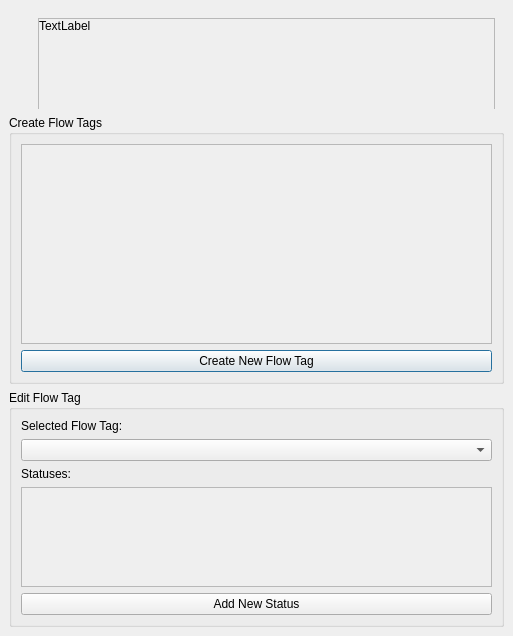
This is ui/edit_tags_dialog.ui in TheCodingJsoftware/Invigo as Qt 5 draws it before an edit. The edited form follows.
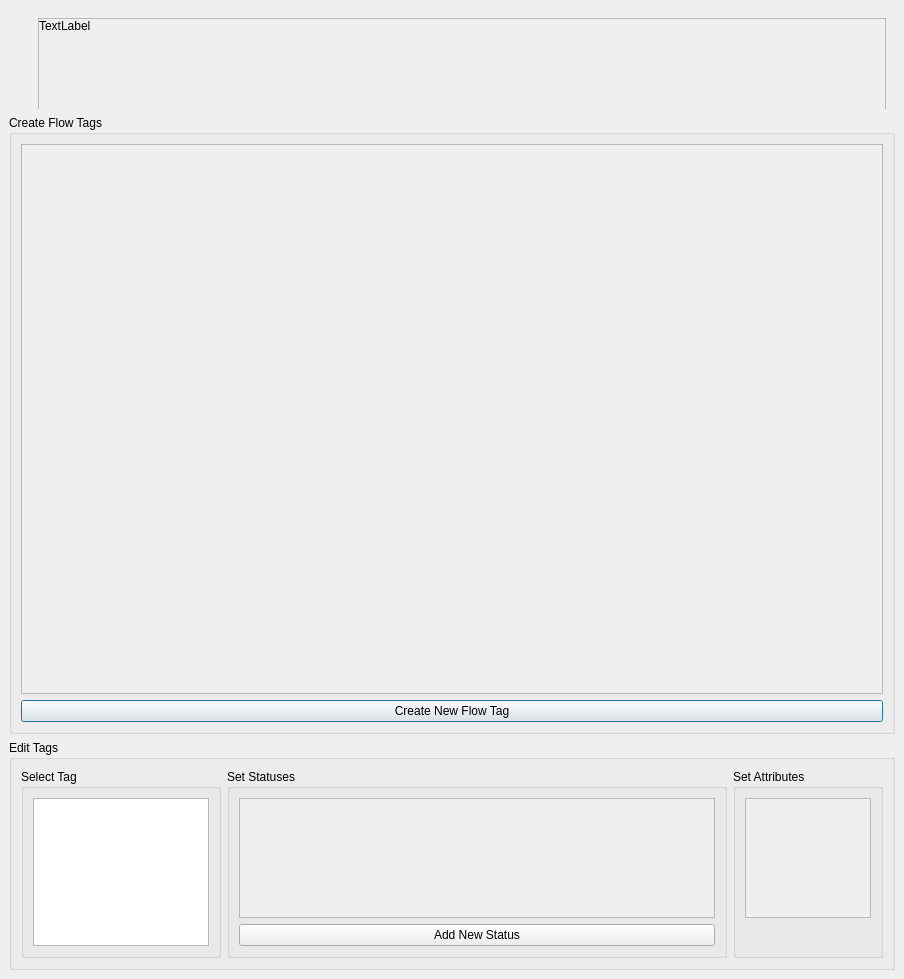
This is the edited form.

What changed in the file:
```diff
--- a/ui/edit_tags_dialog.ui
+++ b/ui/edit_tags_dialog.ui
@@ -6,8 +6,8 @@
    <rect>
     <x>0</x>
     <y>0</y>
-    <width>513</width>
-    <height>620</height>
+    <width>904</width>
+    <height>674</height>
    </rect>
   </property>
   <property name="windowTitle">
@@ -125,7 +125,7 @@
                <rect>
                 <x>0</x>
                 <y>0</y>
-                <width>463</width>
+                <width>838</width>
                 <height>98</height>
                </rect>
               </property>
@@ -178,19 +178,25 @@
          </widget>
         </item>
         <item>
-         <layout class="QVBoxLayout" name="verticalLayout_6" stretch="2,1">
-          <item>
+         <layout class="QVBoxLayout" name="verticalLayout_6" stretch="1,0">
+          <item alignment="Qt::AlignTop">
            <widget class="QGroupBox" name="groupBox">
+            <property name="minimumSize">
+             <size>
+              <width>0</width>
+              <height>0</height>
+             </size>
+            </property>
             <property name="title">
              <string>Create Flow Tags</string>
             </property>
             <layout class="QVBoxLayout" name="verticalLayout_7">
-             <item>
+             <item alignment="Qt::AlignTop">
               <widget class="QScrollArea" name="scrollArea_2">
                <property name="minimumSize">
                 <size>
                  <width>0</width>
-                 <height>200</height>
+                 <height>550</height>
                 </size>
                </property>
                <property name="widgetResizable">
@@ -204,8 +210,8 @@
                  <rect>
                   <x>0</x>
                   <y>0</y>
-                  <width>471</width>
-                  <height>198</height>
+                  <width>862</width>
+                  <height>548</height>
                  </rect>
                 </property>
                 <layout class="QVBoxLayout" name="verticalLayout_5">
@@ -234,33 +240,54 @@
           </item>
           <item>
            <widget class="QGroupBox" name="groupBox_2">
+            <property name="maximumSize">
+             <size>
+              <width>16777215</width>
+              <height>16777215</height>
+             </size>
+            </property>
             <property name="title">
-             <string>Edit Flow Tag</string>
+             <string>Edit Tags</string>
+            </property>
+            <layout class="QHBoxLayout" name="horizontalLayout_3">
+             <item>
+              <layout class="QHBoxLayout" name="horizontalLayout_2" stretch="0,1,0">
+               <item>
+                <widget class="QGroupBox" name="groupBox_3">
+                 <property name="maximumSize">
+                  <size>
+                   <width>200</width>
+                   <height>16777215</height>
+                  </size>
+                 </property>
+                 <property name="title">
+                  <string>Select Tag</string>
+                 </property>
+                 <layout class="QVBoxLayout" name="verticalLayout_12">
+                  <item>
+                   <widget class="QListWidget" name="listWidget_selected_flow_tag"/>
+                  </item>
+                 </layout>
+                </widget>
+               </item>
+               <item>
+                <widget class="QGroupBox" name="groupBox_4">
+                 <property name="maximumSize">
+                  <size>
+                   <width>500</width>
+                   <height>16777215</height>
+                  </size>
+                 </property>
+                 <property name="title">
+                  <string>Set Statuses</string>
             </property>
             <layout class="QVBoxLayout" name="verticalLayout_9">
-             <item>
-              <widget class="QLabel" name="label">
-               <property name="text">
-                <string>Selected Flow Tag:</string>
-               </property>
-              </widget>
-             </item>
-             <item>
-              <widget class="QComboBox" name="comboBox_current_status"/>
-             </item>
-             <item>
-              <widget class="QLabel" name="label_2">
-               <property name="text">
-                <string>Statuses:</string>
-               </property>
-              </widget>
-             </item>
-             <item>
+                  <item alignment="Qt::AlignTop">
               <widget class="QScrollArea" name="scrollArea_3">
                <property name="minimumSize">
                 <size>
                  <width>0</width>
-                 <height>100</height>
+                      <height>120</height>
                 </size>
                </property>
                <property name="widgetResizable">
@@ -274,8 +301,8 @@
                  <rect>
                   <x>0</x>
                   <y>0</y>
-                  <width>471</width>
-                  <height>98</height>
+                       <width>478</width>
+                       <height>118</height>
                  </rect>
                 </property>
                 <layout class="QVBoxLayout" name="verticalLayout_8">
@@ -295,6 +322,54 @@
                 <string>Add New Status</string>
                </property>
               </widget>
+                  </item>
+                 </layout>
+                </widget>
+               </item>
+               <item>
+                <widget class="QGroupBox" name="groupBox_5">
+                 <property name="maximumSize">
+                  <size>
+                   <width>200</width>
+                   <height>16777215</height>
+                  </size>
+                 </property>
+                 <property name="title">
+                  <string>Set Attributes</string>
+                 </property>
+                 <layout class="QVBoxLayout" name="verticalLayout_10">
+                  <item alignment="Qt::AlignTop">
+                   <widget class="QScrollArea" name="scrollArea_4">
+                    <property name="minimumSize">
+                     <size>
+                      <width>0</width>
+                      <height>120</height>
+                     </size>
+                    </property>
+                    <property name="widgetResizable">
+                     <bool>true</bool>
+                    </property>
+                    <widget class="QWidget" name="scrollAreaWidgetContents_4">
+                     <property name="geometry">
+                      <rect>
+                       <x>0</x>
+                       <y>0</y>
+                       <width>128</width>
+                       <height>118</height>
+                      </rect>
+                     </property>
+                     <layout class="QVBoxLayout" name="verticalLayout_13">
+                      <item>
+                       <layout class="QVBoxLayout" name="attribute_layout"/>
+                      </item>
+                     </layout>
+                    </widget>
+                   </widget>
+                  </item>
+                 </layout>
+                </widget>
+               </item>
+              </layout>
              </item>
             </layout>
            </widget>
```
Lines whose indentation alone changed are shown as unchanged.
